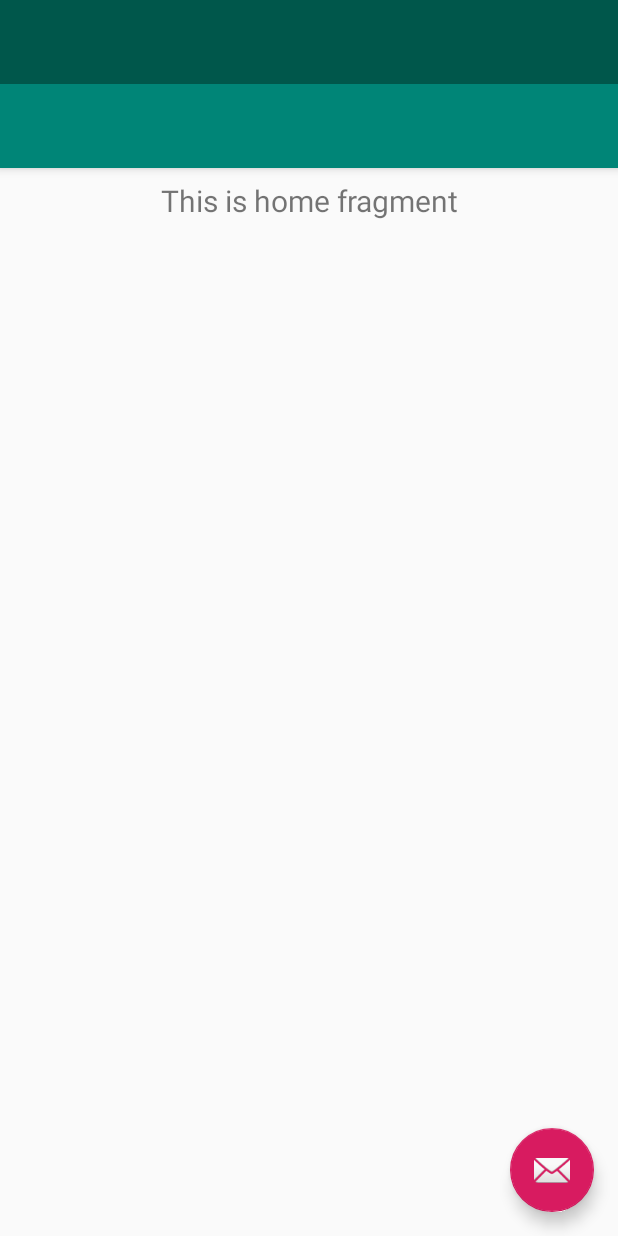
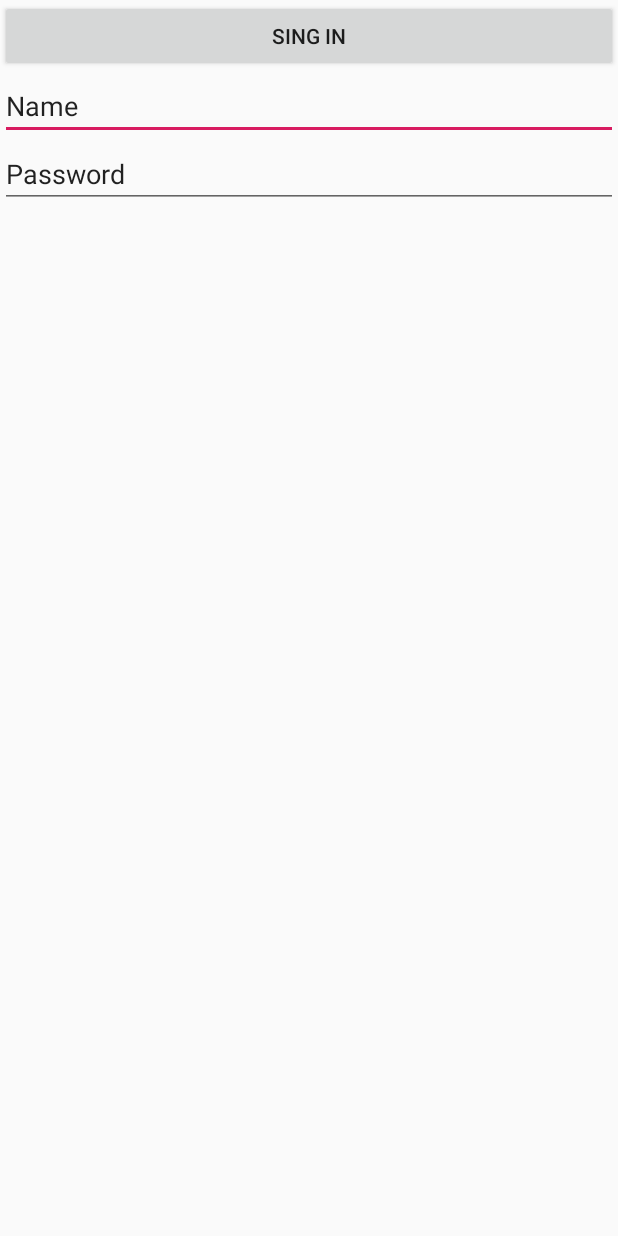
Before and after one commit to SomHackathon2020/somhackathon2020-oconhache, an Android app: the layout activity_main.xml on its own in the app's theme, with its tools: preview values and no code run, on a phone screen of 412 x 824 dp. Run offline under Robolectric (Android 15) with nearby library versions, the phone set to English and light mode, and no system bars.

Commit message:
site menu implementation

```diff
--- a/app/src/main/java/com/example/oconh/SingUpActivity.java
+++ b/app/src/main/java/com/example/oconh/SingUpActivity.java
@@ -39,7 +39,6 @@ public class SingUpActivity extends Activity {
             }catch(Exception e){
                 //e.getMessage();
             }
-
         }
     };
 }
--- a/app/src/main/res/layout/activity_main.xml
+++ b/app/src/main/res/layout/activity_main.xml
@@ -1,17 +1,37 @@
 <?xml version="1.0" encoding="utf-8"?>
 <androidx.drawerlayout.widget.DrawerLayout xmlns:android="http://schemas.android.com/apk/res/android"
-    xmlns:app="http://schemas.android.com/apk/res-auto"
     xmlns:tools="http://schemas.android.com/tools"
-    android:id="@+id/drawer_layout"
     android:layout_width="match_parent"
     android:layout_height="match_parent"
-    android:fitsSystemWindows="true"
+    xmlns:app="http://schemas.android.com/apk/res-auto"
     tools:openDrawer="start">
 
-    <include
-        layout="@layout/app_bar_main"
-        android:layout_width="match_parent"
-        android:layout_height="match_parent" />
+    <LinearLayout xmlns:android="http://schemas.android.com/apk/res/android"
+        android:orientation="vertical" android:layout_width="match_parent"
+        android:layout_height="match_parent">
+
+        <Button
+            android:id="@+id/singin"
+            android:layout_width="match_parent"
+            android:layout_height="wrap_content"
+            android:text="Sing in" />
+
+        <EditText
+            android:id="@+id/name"
+            android:layout_width="match_parent"
+            android:layout_height="wrap_content"
+            android:ems="10"
+            android:inputType="textPersonName"
+            android:text="Name" />
+
+        <EditText
+            android:id="@+id/password"
+            android:layout_width="match_parent"
+            android:layout_height="wrap_content"
+            android:ems="10"
+            android:inputType="textPersonName"
+            android:text="Password" />
+    </LinearLayout>
 
     <com.google.android.material.navigation.NavigationView
         android:id="@+id/nav_view"
--- a/app/src/main/res/menu/activity_main_drawer.xml
+++ b/app/src/main/res/menu/activity_main_drawer.xml
@@ -6,33 +6,15 @@
     <group android:checkableBehavior="single">
         <item
             android:id="@+id/nav_home"
-            android:icon="@drawable/ic_menu_camera"
-            android:title="@string/menu_home" />
+            android:title="@string/action_perfil" />
         <item
             android:id="@+id/nav_gallery"
-            android:icon="@drawable/ic_menu_gallery"
-            android:title="@string/menu_gallery" />
+            android:title="@string/action_inscription" />
         <item
             android:id="@+id/nav_slideshow"
-            android:icon="@drawable/ic_menu_slideshow"
-            android:title="@string/menu_slideshow" />
+            android:title="@string/action_event" />
         <item
             android:id="@+id/nav_tools"
-            android:icon="@drawable/ic_menu_manage"
-            android:title="@string/menu_tools" />
+            android:title="@string/action_calendar" />
     </group>
-
-    <item android:title="Communicate">
-        <menu>
-            <item
-                android:id="@+id/nav_share"
-                android:icon="@drawable/ic_menu_share"
-                android:title="@string/menu_share" />
-            <item
-                android:id="@+id/nav_send"
-                android:icon="@drawable/ic_menu_send"
-                android:title="@string/menu_send" />
-        </menu>
-    </item>
-
 </menu>
--- a/app/src/main/res/navigation/mobile_navigation.xml
+++ b/app/src/main/res/navigation/mobile_navigation.xml
@@ -8,36 +8,24 @@
     <fragment
         android:id="@+id/nav_home"
         android:name="com.example.oconh.ui.home.HomeFragment"
-        android:label="@string/menu_home"
+        android:label="@string/action_perfil"
         tools:layout="@layout/fragment_home" />
 
     <fragment
         android:id="@+id/nav_gallery"
         android:name="com.example.oconh.ui.gallery.GalleryFragment"
-        android:label="@string/menu_gallery"
+        android:label="@string/action_inscription"
         tools:layout="@layout/fragment_gallery" />
 
     <fragment
         android:id="@+id/nav_slideshow"
         android:name="com.example.oconh.ui.slideshow.SlideshowFragment"
-        android:label="@string/menu_slideshow"
+        android:label="@string/action_event"
         tools:layout="@layout/fragment_slideshow" />
 
     <fragment
         android:id="@+id/nav_tools"
         android:name="com.example.oconh.ui.tools.ToolsFragment"
-        android:label="@string/menu_tools"
+        android:label="@string/action_calendar"
         tools:layout="@layout/fragment_tools" />
-
-    <fragment
-        android:id="@+id/nav_share"
-        android:name="com.example.oconh.ui.share.ShareFragment"
-        android:label="@string/menu_share"
-        tools:layout="@layout/fragment_share" />
-
-    <fragment
-        android:id="@+id/nav_send"
-        android:name="com.example.oconh.ui.send.SendFragment"
-        android:label="@string/menu_send"
-        tools:layout="@layout/fragment_send" />
 </navigation>
--- a/app/src/main/res/values/strings.xml
+++ b/app/src/main/res/values/strings.xml
@@ -7,10 +7,9 @@
     <string name="nav_header_desc">Navigation header</string>
     <string name="action_settings">Settings</string>
 
-    <string name="menu_home">Home</string>
-    <string name="menu_gallery">Gallery</string>
-    <string name="menu_slideshow">Slideshow</string>
-    <string name="menu_tools">Tools</string>
-    <string name="menu_share">Share</string>
-    <string name="menu_send">Send</string>
+
+    <string name="action_perfil">Perfil</string>
+    <string name="action_inscription">Inscribirse</string>
+    <string name="action_event">Crear evento</string>
+    <string name="action_calendar">Calendario</string>
 </resources>
```
Also changed, not shown: app/src/main/java/com/example/oconh/LogInActivity.java (deleted, +0 -32 lines), app/src/main/java/com/example/oconh/MainActivity.java (+28 -4 lines), app/src/main/res/layout/nav_header_main.xml (+2 -25 lines).
